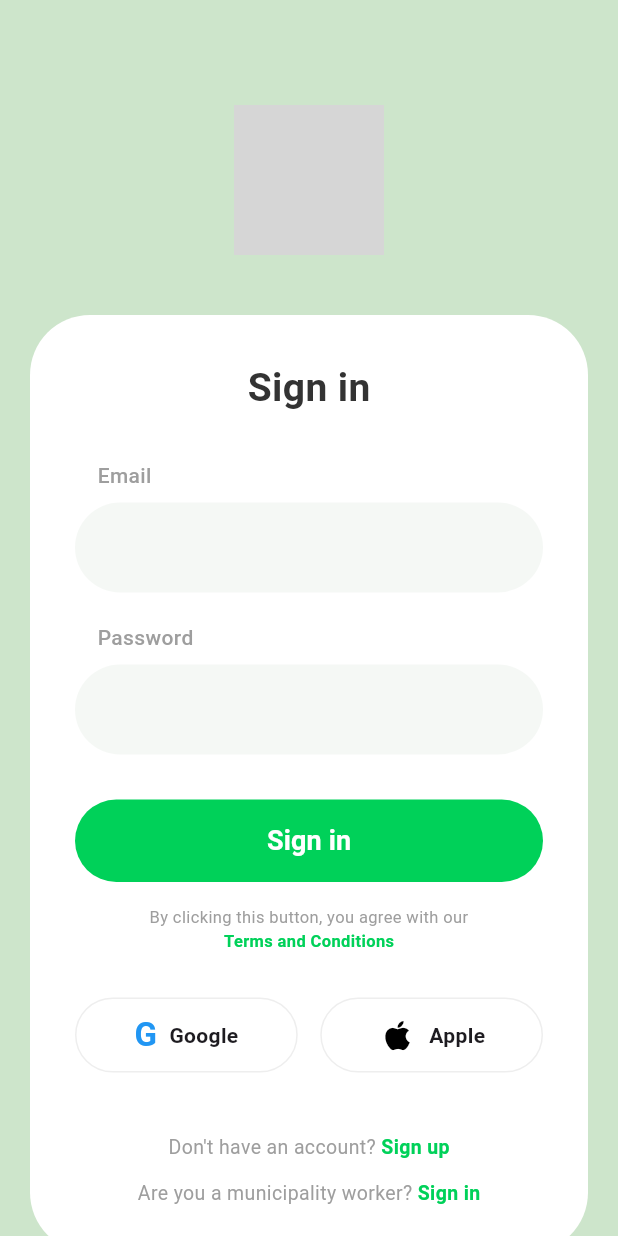
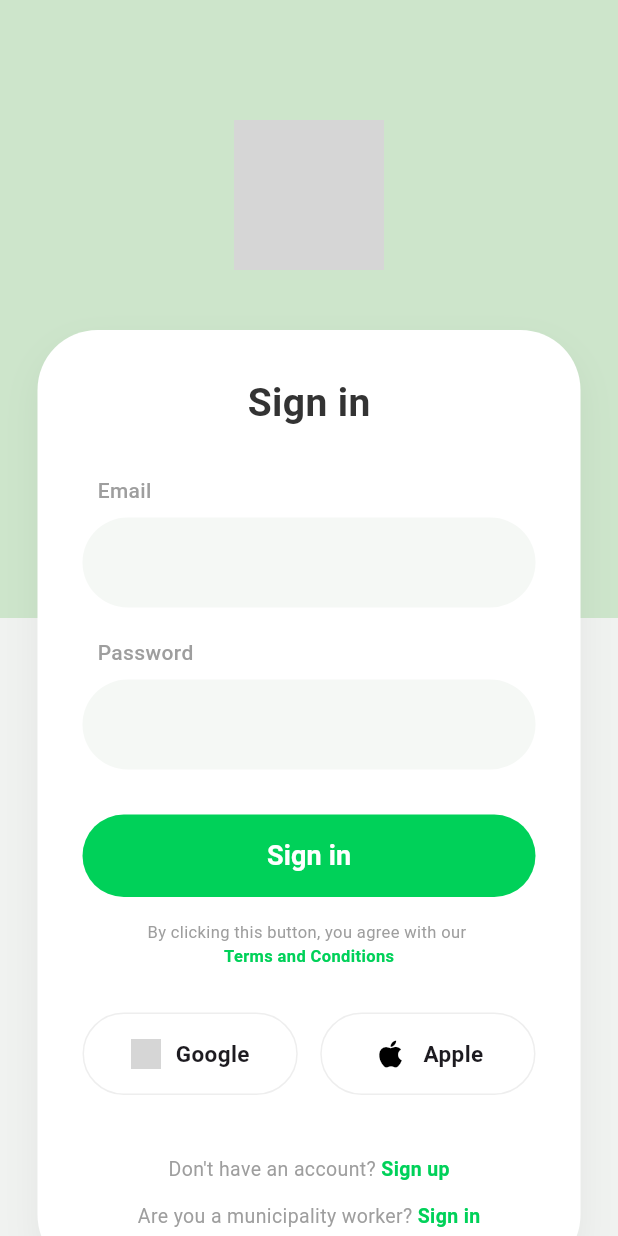
Before and after one commit to ruibrochado/Cidade-Alerta, a Flutter app: the screen it shows after launch, on a phone screen of 412 x 824 dp. Run offline on Flutter 3.47's test engine with Material 3 defaults, Android fonts, the phone set to English and light mode, and no system bars; our stand-ins replace firebase_core, firebase_messaging, flutter_dotenv, flutter_map, geocoding, geolocator and 4 more; missing offline and left inert: google_mlkit_image_labeling; accounts and stored records are empty; network calls fail; grey boxes are pictures that could not be loaded.

Commit message:
updating background and fields form

```diff
--- a/app/lib/pages/login_page.dart
+++ b/app/lib/pages/login_page.dart
@@ -18,9 +18,11 @@ class _LoginPageState extends State<LoginPage> {
   String errorMessage = '';
   bool isLoading = false;
 
-  // Cores da tua marca
+  // Cores da marca
   final Color backgroundGreen = const Color(0xFFCDE5CB);
-  final Color primaryGreen = const Color(0xFF00D159); // Verde das funcionalidades
+  final Color primaryGreen = const Color(0xFF00D159);
+  // Cor para o fundo de baixo (um branco levemente cinza para destacar o card que é branco puro)
+  final Color bottomBackground = const Color(0xFFF0F2F0);
 
   Future<void> signIn() async {
     setState(() {
@@ -58,36 +60,51 @@ class _LoginPageState extends State<LoginPage> {
   @override
   Widget build(BuildContext context) {
     return Scaffold(
-      backgroundColor: backgroundGreen,
-      body: SingleChildScrollView(
+      // O segredo do fundo bicolor: Stack com dois containers
+      body: Stack(
+        children: [
+          // Metade de cima verde
+          Container(color: backgroundGreen),
+          // Metade de baixo branca/cinza
+          Align(
+            alignment: Alignment.bottomCenter,
+            child: Container(
+              height: MediaQuery.of(context).size.height * 0.5,
+              color: bottomBackground,
+            ),
+          ),
+
+          SingleChildScrollView(
             child: Column(
               children: [
-            const SizedBox(height: 70),
+                const SizedBox(height: 80),
                 // --- LOGO DA APP ---
                 Center(
-              child: Container(
-                height: 100,
-                width: 100,
-                decoration: BoxDecoration(
-                  color: backgroundGreen,
-                  image: const DecorationImage(
-                    image: AssetImage('assets/logo_capacete.png'),
-                    fit: BoxFit.contain,
-                  ),
-                ),
+                  child: Image.asset(
+                    'assets/images/logo_app.png', // Verifica se o caminho no pubspec está 'assets/images/'
+                    height: 120,
+                    errorBuilder: (context, error, stackTrace) =>
+                    const Icon(Icons.construction, size: 100, color: Colors.black45),
                   ),
                 ),
                 const SizedBox(height: 40),
 
-            // --- CARTÃO DE LOGIN (Com margens laterais) ---
+                // --- CARTÃO DE LOGIN ---
                 Padding(
-              padding: const EdgeInsets.symmetric(horizontal: 20),
+                  padding: const EdgeInsets.symmetric(horizontal: 25),
                   child: Container(
                     width: double.infinity,
                     padding: const EdgeInsets.all(30),
                     decoration: BoxDecoration(
                       color: Colors.white,
                       borderRadius: BorderRadius.circular(40),
+                      boxShadow: [
+                        BoxShadow(
+                          color: Colors.black.withOpacity(0.05),
+                          blurRadius: 20,
+                          offset: const Offset(0, 10),
+                        )
+                      ],
                     ),
                     child: Column(
                       children: [
@@ -112,7 +129,7 @@ class _LoginPageState extends State<LoginPage> {
 
                         const SizedBox(height: 30),
 
-                    // Botão Principal (Muito curvilíneo)
+                        // Botão Sign In (Stadium)
                         SizedBox(
                           width: double.infinity,
                           height: 55,
@@ -120,7 +137,7 @@ class _LoginPageState extends State<LoginPage> {
                             onPressed: isLoading ? null : signIn,
                             style: ElevatedButton.styleFrom(
                               backgroundColor: primaryGreen,
-                          shape: StadiumBorder(), // Máxima curvatura lateral
+                              shape: const StadiumBorder(),
                               elevation: 0,
                             ),
                             child: isLoading
@@ -130,44 +147,35 @@ class _LoginPageState extends State<LoginPage> {
                         ),
 
                         const SizedBox(height: 15),
-                    Wrap(
-                      alignment: WrapAlignment.center,
-                      children: [
-                        const Text('By clicking this button, you agree with our ',
-                            textAlign: TextAlign.center, style: TextStyle(color: Colors.grey, fontSize: 11)),
-                        GestureDetector(
-                          onTap: () {}, // Link para Termos
-                          child: Text('Terms and Conditions', style: TextStyle(color: primaryGreen, fontSize: 11, fontWeight: FontWeight.bold)),
-                        ),
-                      ],
-                    ),
+                        _buildTermsAndConditions(),
 
                         const SizedBox(height: 30),
 
-                    // --- BOTÕES GOOGLE / APPLE (Curvilíneos) ---
+                        // --- BOTÕES GOOGLE / APPLE ---
                         Row(
                           children: [
-                        Expanded(child: _buildSocialButton("Google", "G", Colors.red)),
+                            Expanded(child: _buildSocialButton("Google")),
                             const SizedBox(width: 15),
-                        Expanded(child: _buildSocialButton("Apple", "", Colors.black)),
+                            Expanded(child: _buildSocialButton("Apple")),
                           ],
                         ),
 
                         const SizedBox(height: 40),
 
-                    // Links de rodapé
                         _buildFooterLink("Don't have an account? ", "Sign up", () {
                           Navigator.push(context, MaterialPageRoute(builder: (_) => const SignUpPage()));
                         }),
                         const SizedBox(height: 12),
-                    _buildFooterLink("Are you a municipality worker? ", "Sign in", () {}, isWorker: true),
+                        _buildFooterLink("Are you a municipality worker? ", "Sign in", () {}),
                       ],
                     ),
                   ),
                 ),
-            const SizedBox(height: 40), // Espaço para mostrar o fundo verde em baixo
+                const SizedBox(height: 50),
               ],
             ),
+          ),
+        ],
       ),
     );
   }
@@ -175,7 +183,7 @@ class _LoginPageState extends State<LoginPage> {
   Widget _buildLabel(String text) {
     return Container(
       alignment: Alignment.centerLeft,
-      padding: const EdgeInsets.only(left: 15, bottom: 8),
+      padding: const EdgeInsets.only(left: 10, bottom: 8),
       child: Text(text, style: const TextStyle(color: Colors.grey, fontSize: 14, fontWeight: FontWeight.w500)),
     );
   }
@@ -184,12 +192,13 @@ class _LoginPageState extends State<LoginPage> {
     return TextField(
       controller: controller,
       obscureText: isPassword,
-      cursorColor: Colors.black, // Cursor a preto como pediste
+      cursorColor: Colors.black,
       decoration: InputDecoration(
         filled: true,
         fillColor: const Color(0xFFF5F8F5),
+        // Border mais arredondado para estilo "pílula"
         border: OutlineInputBorder(
-          borderRadius: BorderRadius.circular(30), // Mais curvilíneo
+          borderRadius: BorderRadius.circular(40),
           borderSide: BorderSide.none,
         ),
         contentPadding: const EdgeInsets.symmetric(horizontal: 25, vertical: 18),
@@ -197,44 +206,55 @@ class _LoginPageState extends State<LoginPage> {
     );
   }
 
-  Widget _buildSocialButton(String text, String symbol, Color color) {
+  Widget _buildSocialButton(String type) {
     return Container(
-      height: 50,
+      height: 55,
       decoration: BoxDecoration(
         border: Border.all(color: Colors.grey.shade200),
-        borderRadius: BorderRadius.circular(30), // Super curvilíneo
+        borderRadius: BorderRadius.circular(40),
       ),
       child: Row(
         mainAxisAlignment: MainAxisAlignment.center,
         children: [
-          if (text == "Google") ...[
-            // Simulação do G colorido do Google
-            const Text("G", style: TextStyle(fontSize: 22, fontWeight: FontWeight.bold, color: Colors.blue)),
-          ] else ...[
-            Icon(Icons.apple, color: color, size: 26),
-          ],
-          const SizedBox(width: 8),
-          Text(text, style: const TextStyle(fontWeight: FontWeight.w600, fontSize: 14)),
+          if (type == "Google")
+          // Usando uma imagem para o logo oficial do Google
+            Image.network(
+              'https://upload.wikimedia.org/wikipedia/commons/thumb/c/c1/Google_\"G\"_logo.svg/1200px-Google_\"G\"_logo.svg.png',
+              height: 20,
+            )
+          else
+            const Icon(Icons.apple, color: Colors.black, size: 24),
+          const SizedBox(width: 10),
+          Text(type, style: const TextStyle(fontWeight: FontWeight.w600, fontSize: 15)),
         ],
       ),
     );
   }
 
-  Widget _buildFooterLink(String plainText, String actionText, VoidCallback onTap, {bool isWorker = false}) {
+  Widget _buildTermsAndConditions() {
+    return Wrap(
+      alignment: WrapAlignment.center,
+      children: [
+        const Text('By clicking this button, you agree with our ',
+            style: TextStyle(color: Colors.grey, fontSize: 11)),
+        GestureDetector(
+          onTap: () {},
+          child: Text('Terms and Conditions',
+              style: TextStyle(color: primaryGreen, fontSize: 11, fontWeight: FontWeight.bold)),
+        ),
+      ],
+    );
+  }
+
+  Widget _buildFooterLink(String plainText, String actionText, VoidCallback onTap) {
     return Row(
       mainAxisAlignment: MainAxisAlignment.center,
       children: [
         Text(plainText, style: const TextStyle(color: Colors.grey, fontSize: 13)),
         GestureDetector(
           onTap: onTap,
-          child: Text(
-              actionText,
-              style: TextStyle(
-                  color: isWorker ? primaryGreen : primaryGreen, // Ambos a verde como pediste
-                  fontWeight: FontWeight.bold,
-                  fontSize: 13
-              )
-          ),
+          child: Text(actionText,
+              style: TextStyle(color: primaryGreen, fontWeight: FontWeight.bold, fontSize: 13)),
         ),
       ],
     );
```
Lines whose indentation alone changed are shown as unchanged.
